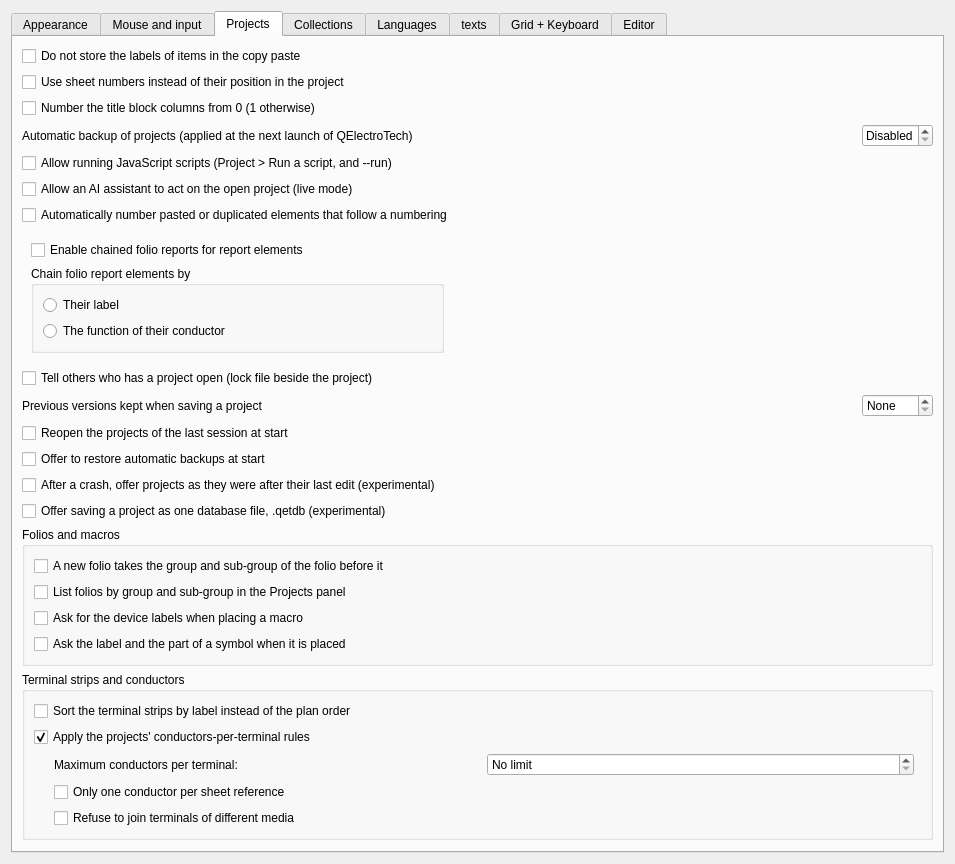
First picture: the form in sources/ui/configpage/generalconfigurationpage.ui, repository Opus-id/qelectrotech-source-mirror, before the edit.
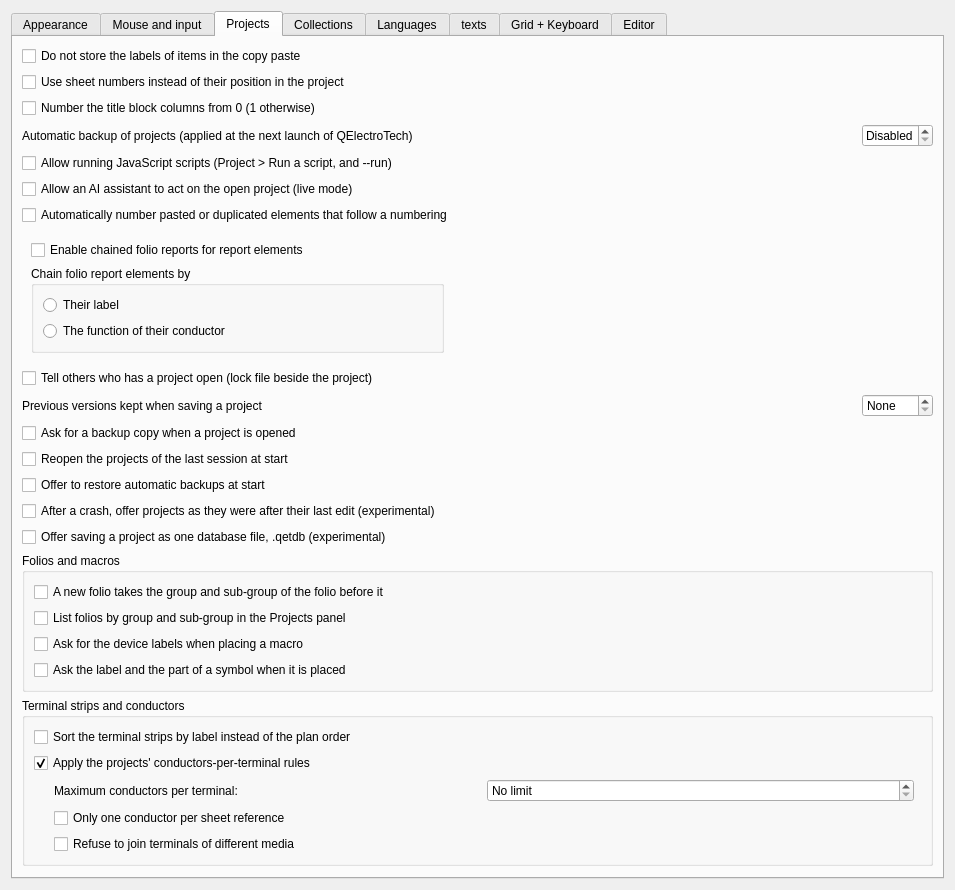
Second picture: the form after the edit. The open tabs and pages were chosen to show the change. Icons and pictures are not drawn. Custom widgets are drawn as their Qt base class.

Commit message: Let the user stop the backup copy question when opening a project

What changed in the file:
```diff
--- a/sources/ui/configpage/generalconfigurationpage.ui
+++ b/sources/ui/configpage/generalconfigurationpage.ui
@@ -764,6 +764,16 @@
         </widget>
        </item>
        <item row="10" column="0">
+        <widget class="QCheckBox" name="m_ask_backup_on_open">
+         <property name="text">
+          <string>Ask for a backup copy when a project is opened</string>
+         </property>
+         <property name="toolTip">
+          <string>Each time a project is opened, ask whether a dated copy of its file should be made beside it. The previous versions kept when saving, above, already keep copies without asking.</string>
+         </property>
+        </widget>
+       </item>
+       <item row="11" column="0">
         <widget class="QCheckBox" name="m_reopen_projects">
          <property name="text">
           <string>Reopen the projects of the last session at start</string>
@@ -773,7 +783,7 @@
          </property>
         </widget>
        </item>
-       <item row="11" column="0">
+       <item row="12" column="0">
         <widget class="QCheckBox" name="m_offer_backups">
          <property name="text">
           <string>Offer to restore automatic backups at start</string>
@@ -783,7 +793,7 @@
          </property>
         </widget>
        </item>
-       <item row="12" column="0">
+       <item row="13" column="0">
         <widget class="QCheckBox" name="m_working_copy_recovery">
          <property name="text">
           <string>After a crash, offer projects as they were after their last edit (experimental)</string>
@@ -793,7 +803,7 @@
          </property>
         </widget>
        </item>
-       <item row="13" column="0">
+       <item row="14" column="0">
         <widget class="QCheckBox" name="m_qetdb_enabled">
          <property name="text">
           <string>Offer saving a project as one database file, .qetdb (experimental)</string>
@@ -823,7 +833,7 @@
          </property>
         </widget>
        </item>
-       <item row="14" column="0" colspan="3">
+       <item row="15" column="0" colspan="3">
         <widget class="QGroupBox" name="m_folios_gb">
          <property name="title">
           <string>Folios and macros</string>
@@ -872,7 +882,7 @@
          </layout>
         </widget>
        </item>
-       <item row="15" column="0" colspan="3">
+       <item row="16" column="0" colspan="3">
         <widget class="QGroupBox" name="m_terminals_gb">
          <property name="title">
           <string>Terminal strips and conductors</string>
@@ -978,7 +988,7 @@
          </layout>
         </widget>
        </item>
-       <item row="16" column="0">
+       <item row="17" column="0">
         <spacer name="verticalSpacer_2">
          <property name="orientation">
           <enum>Qt::Vertical</enum>
```
The commit also changes 7 other files.
